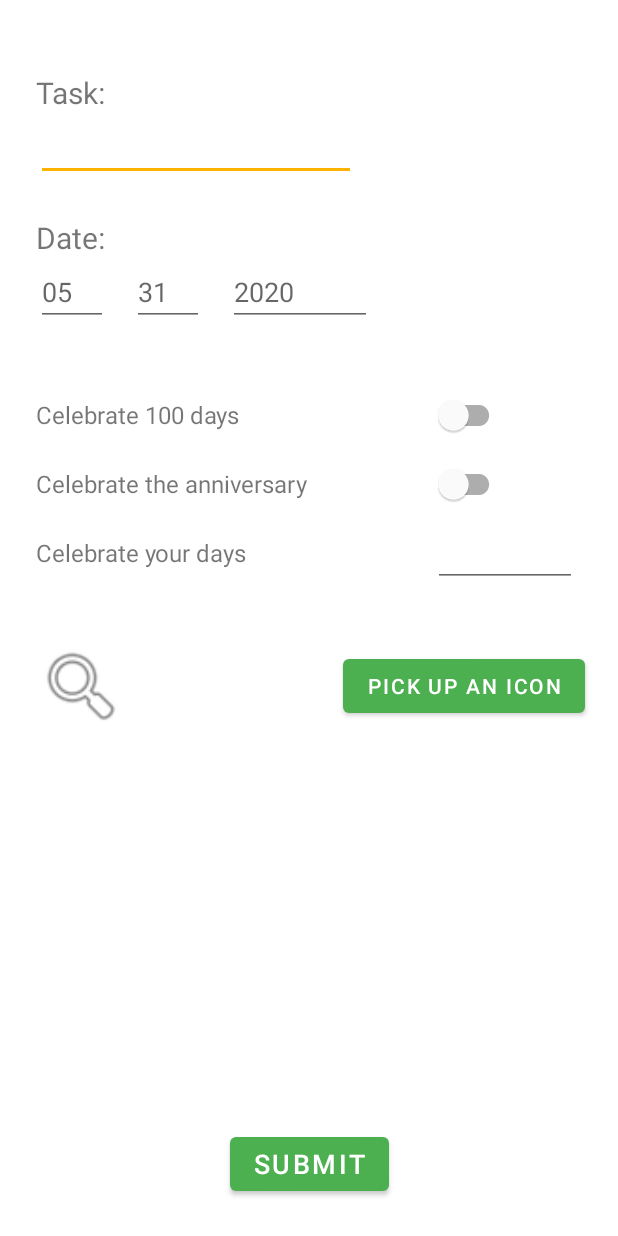
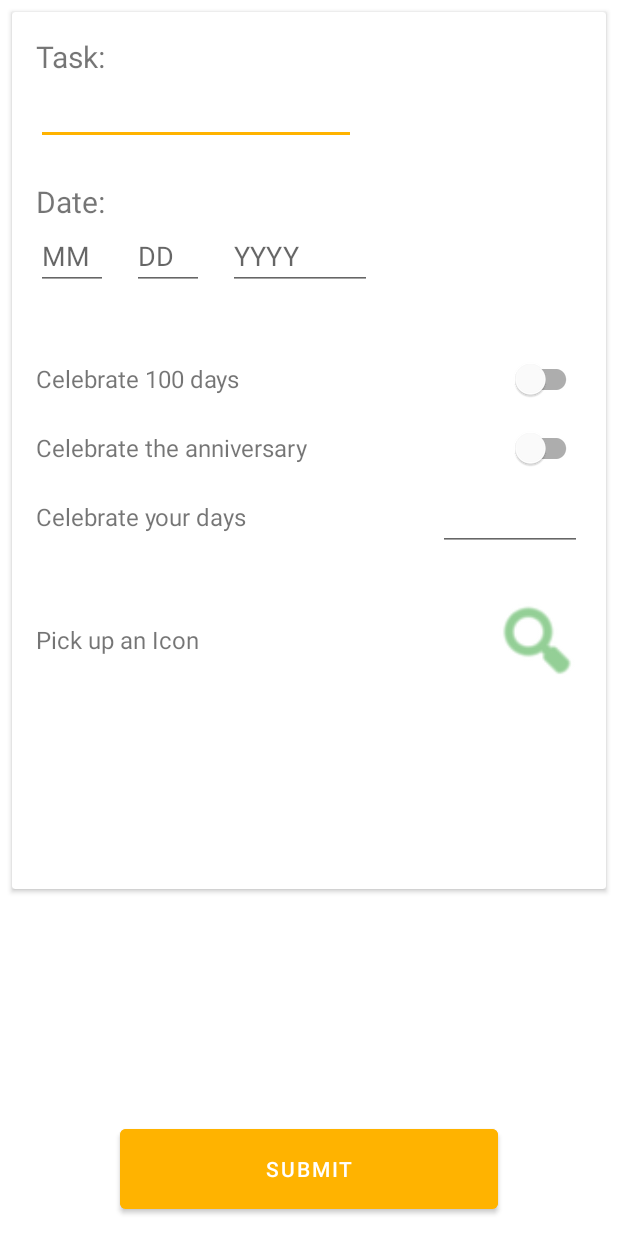
Before and after one commit to PrisonerPrice/DaysCountUp, an Android app: the EditActivity screen opened directly, with no data from a screen before it, on a phone screen of 412 x 824 dp. Run offline under Robolectric (Android 15) with nearby library versions, the light colour scheme and no system bars; our stand-ins replace Room's generated code; libraries missing offline, so code that uses them is left out: com.maltaisn.icondialog; 4 statements that could not run were skipped.

Commit message:
UI polish

```diff
--- a/app/src/main/java/com/prisonerprice/dayscountup/view/MainActivity.java
+++ b/app/src/main/java/com/prisonerprice/dayscountup/view/MainActivity.java
@@ -5,6 +5,7 @@ import android.os.Bundle;
 
 import com.google.android.material.floatingactionbutton.FloatingActionButton;
 import com.google.android.material.snackbar.Snackbar;
+import com.prisonerprice.dayscountup.App;
 import com.prisonerprice.dayscountup.R;
 import com.prisonerprice.dayscountup.viewmodel.MainViewModel;
 
--- a/app/src/main/res/layout/activity_edit.xml
+++ b/app/src/main/res/layout/activity_edit.xml
@@ -1,7 +1,26 @@
 <?xml version="1.0" encoding="utf-8"?>
-<androidx.constraintlayout.widget.ConstraintLayout xmlns:android="http://schemas.android.com/apk/res/android"
+
+<LinearLayout
+    xmlns:android="http://schemas.android.com/apk/res/android"
     xmlns:app="http://schemas.android.com/apk/res-auto"
     xmlns:tools="http://schemas.android.com/tools"
+    android:layout_width="match_parent"
+    android:layout_height="match_parent"
+    android:orientation="vertical">
+
+    <androidx.cardview.widget.CardView
+        android:layout_width="match_parent"
+        android:layout_height="0dp"
+        android:layout_weight="9"
+        android:layout_marginHorizontal="8dp"
+        android:layout_marginTop="8dp"
+        android:layout_marginBottom="24dp">
+
+        <androidx.core.widget.NestedScrollView
+            android:layout_width="match_parent"
+            android:layout_height="match_parent">
+
+            <androidx.constraintlayout.widget.ConstraintLayout
                 android:layout_width="match_parent"
                 android:layout_height="match_parent">
 
@@ -9,20 +28,11 @@
                     android:id="@+id/tv_task_title"
                     android:layout_width="wrap_content"
                     android:layout_height="wrap_content"
+                    android:layout_marginTop="16dp"
                     android:text="@string/task_title"
                     android:textSize="@dimen/title_text_size"
                     app:layout_constraintStart_toStartOf="@+id/guideline"
                     app:layout_constraintTop_toTopOf="@+id/guideline2" />
-
-    <Button
-        android:id="@+id/btn_edit_activity"
-        android:layout_width="wrap_content"
-        android:layout_height="wrap_content"
-        android:text="@string/edit_activity_button_text"
-        android:textSize="@dimen/input_default_text_size"
-        app:layout_constraintBottom_toTopOf="@+id/guideline3"
-        app:layout_constraintEnd_toEndOf="parent"
-        app:layout_constraintStart_toStartOf="parent" />
 
                 <TextView
                     android:id="@+id/tv_anniversary"
@@ -89,7 +99,7 @@
                     android:layout_width="wrap_content"
                     android:layout_height="wrap_content"
                     app:layout_constraintBottom_toBottomOf="@+id/tv_celebrate_100"
-        app:layout_constraintStart_toStartOf="@+id/guideline4"
+                    app:layout_constraintEnd_toStartOf="@+id/guideline4"
                     app:layout_constraintTop_toTopOf="@+id/tv_celebrate_100" />
 
                 <com.google.android.material.switchmaterial.SwitchMaterial
@@ -97,7 +107,7 @@
                     android:layout_width="wrap_content"
                     android:layout_height="wrap_content"
                     app:layout_constraintBottom_toBottomOf="@+id/tv_anniversary"
-        app:layout_constraintStart_toStartOf="@+id/guideline4"
+                    app:layout_constraintEnd_toStartOf="@+id/guideline4"
                     app:layout_constraintTop_toTopOf="@+id/tv_anniversary" />
 
                 <androidx.constraintlayout.widget.Guideline
@@ -105,14 +115,14 @@
                     android:layout_width="wrap_content"
                     android:layout_height="wrap_content"
                     android:orientation="vertical"
-        app:layout_constraintGuide_begin="24dp" />
+                    app:layout_constraintGuide_begin="16dp" />
 
                 <androidx.constraintlayout.widget.Guideline
                     android:id="@+id/guideline2"
                     android:layout_width="wrap_content"
                     android:layout_height="wrap_content"
                     android:orientation="horizontal"
-        app:layout_constraintGuide_begin="48dp" />
+                    app:layout_constraintGuide_end="480dp" />
 
                 <androidx.constraintlayout.widget.Guideline
                     android:id="@+id/guideline3"
@@ -126,7 +136,7 @@
                     android:layout_width="wrap_content"
                     android:layout_height="wrap_content"
                     android:orientation="vertical"
-        app:layout_constraintGuide_percent="0.7" />
+                    app:layout_constraintGuide_end="16dp" />
 
                 <EditText
                     android:id="@+id/et_custom_days"
@@ -135,7 +145,7 @@
                     android:ems="10"
                     android:inputType="date"
                     app:layout_constraintBottom_toBottomOf="@+id/tv_custom"
-        app:layout_constraintStart_toStartOf="@+id/guideline4"
+                    app:layout_constraintEnd_toStartOf="@+id/guideline4"
                     app:layout_constraintTop_toTopOf="@+id/tv_custom" />
 
                 <EditText
@@ -162,24 +172,48 @@
                     app:layout_constraintStart_toEndOf="@+id/et_day"
                     app:layout_constraintTop_toTopOf="@+id/et_day" />
 
-    <Button
-        android:id="@+id/btn_open_dialog"
-        android:layout_width="wrap_content"
-        android:layout_height="wrap_content"
-        android:text="@string/icon_pick_btn_text"
-        app:layout_constraintBottom_toBottomOf="@+id/iv_icon"
-        app:layout_constraintEnd_toEndOf="@+id/et_custom_days"
-        app:layout_constraintHorizontal_bias="0.928"
-        app:layout_constraintStart_toStartOf="@+id/guideline4"
-        app:layout_constraintTop_toTopOf="@+id/iv_icon" />
-
                 <ImageView
                     android:id="@+id/iv_icon"
                     android:layout_width="60dp"
                     android:layout_height="60dp"
-        android:layout_marginTop="48dp"
-        app:layout_constraintStart_toStartOf="@+id/guideline"
-        app:layout_constraintTop_toBottomOf="@+id/tv_custom"
+                    android:tint="@color/colorPrimary"
+                    app:layout_constraintBottom_toBottomOf="@+id/tv_pick_icon"
+                    app:layout_constraintEnd_toStartOf="@+id/guideline4"
+                    app:layout_constraintTop_toTopOf="@+id/tv_pick_icon"
                     app:srcCompat="@android:drawable/ic_menu_search" />
 
+                <TextView
+                    android:id="@+id/tv_pick_icon"
+                    android:layout_width="wrap_content"
+                    android:layout_height="wrap_content"
+                    android:layout_marginTop="60dp"
+                    android:text="@string/icon_pick_text"
+                    android:textSize="@dimen/lots_of_words"
+                    app:layout_constraintStart_toStartOf="@+id/guideline"
+                    app:layout_constraintTop_toBottomOf="@+id/tv_custom" />
+
             </androidx.constraintlayout.widget.ConstraintLayout>
+
+        </androidx.core.widget.NestedScrollView>
+
+    </androidx.cardview.widget.CardView>
+
+    <FrameLayout
+        android:layout_width="match_parent"
+        android:layout_height="0dp"
+        android:layout_weight="2">
+
+    </FrameLayout>
+
+    <Button
+        android:id="@+id/btn_edit_activity"
+        android:layout_width="match_parent"
+        android:layout_height="0dp"
+        android:layout_weight="1"
+        android:backgroundTint="@color/colorSecondary"
+        android:layout_gravity="center"
+        android:layout_marginHorizontal="80dp"
+        android:layout_marginBottom="12dp"
+        android:text="@string/edit_activity_button_text" />
+
+</LinearLayout>
--- a/app/src/main/res/layout/activity_main.xml
+++ b/app/src/main/res/layout/activity_main.xml
@@ -35,6 +35,7 @@
         android:layout_height="wrap_content"
         android:layout_gravity="bottom|end"
         android:layout_margin="@dimen/fab_margin"
-        app:srcCompat="@android:drawable/ic_input_add" />
+        app:tint="@color/white"
+        android:src="@drawable/ic_add" />
 
 </androidx.coordinatorlayout.widget.CoordinatorLayout>
--- a/app/src/main/res/values/colors.xml
+++ b/app/src/main/res/values/colors.xml
@@ -6,4 +6,5 @@
     <color name="colorSecondary">#ffb300</color>
     <color name="colorSecondaryLight">#ffe54c</color>
     <color name="colorSecondaryDark">#c68400</color>
+    <color name="white">#FFFFFF</color>
 </resources>
--- a/app/src/main/res/values/dimens.xml
+++ b/app/src/main/res/values/dimens.xml
@@ -5,7 +5,7 @@
     <dimen name="activity_vertical_margin">16dp</dimen>
 
     <!-- RecyclerView -->
-    <dimen name="rv_margin_top">60dp</dimen>
+    <dimen name="rv_margin_top">64dp</dimen>
 
     <!-- CardView -->
     <dimen name="margin_hori">8dp</dimen>
--- a/app/src/main/res/values/strings.xml
+++ b/app/src/main/res/values/strings.xml
@@ -31,10 +31,10 @@
     <string name="celebrate_custom_days">Celebrate your days</string>
     <string name="edit_activity_button_text">Submit</string>
     <string name="update_btn">UPDATE</string>
-    <string name="icon_pick_btn_text">Pick up an Icon</string>
+    <string name="icon_pick_text">Pick up an Icon</string>
 
-    <string name="hint_year">2020</string>
-    <string name="hint_month">05</string>
-    <string name="hint_day">31</string>
+    <string name="hint_year">YYYY</string>
+    <string name="hint_month">MM</string>
+    <string name="hint_day">DD</string>
 
 </resources>
```
Also changed, not shown: app/src/main/java/com/prisonerprice/dayscountup/view/EditActivity.java (+38 -11 lines), app/src/main/java/com/prisonerprice/dayscountup/view/TaskAdapter.java (+10 -0 lines), app/src/main/res/drawable/ic_add.xml (added, +9 -0 lines), app/src/main/res/layout/task_layout.xml (+30 -10 lines). Lines whose indentation alone changed are shown as unchanged.
